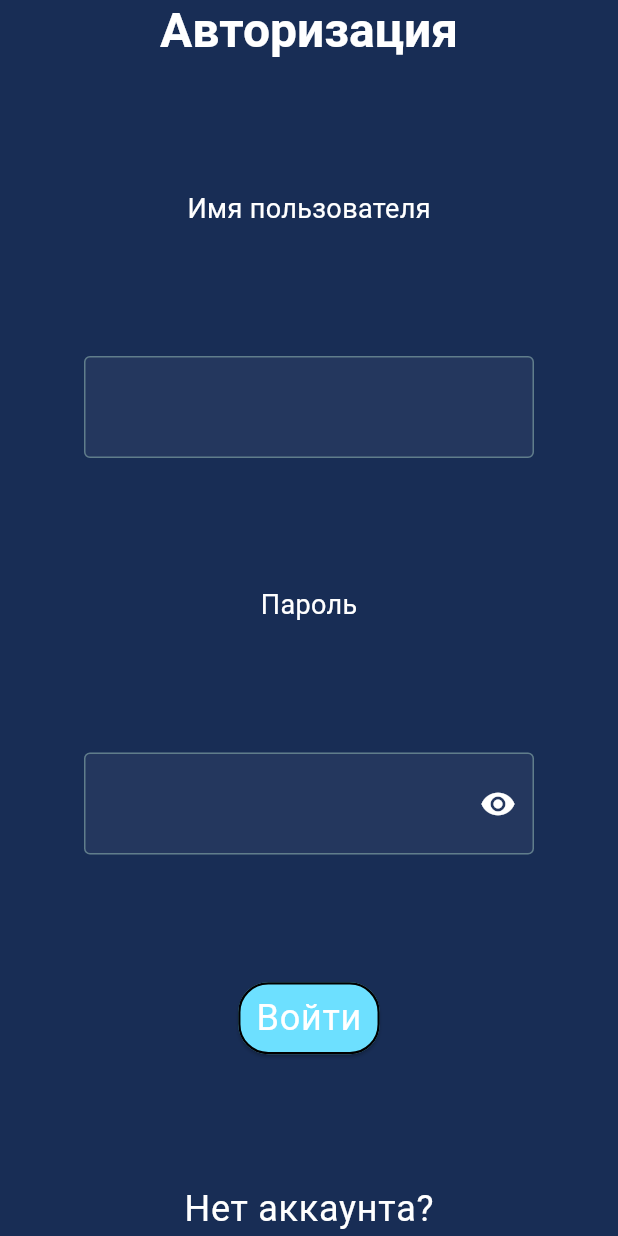
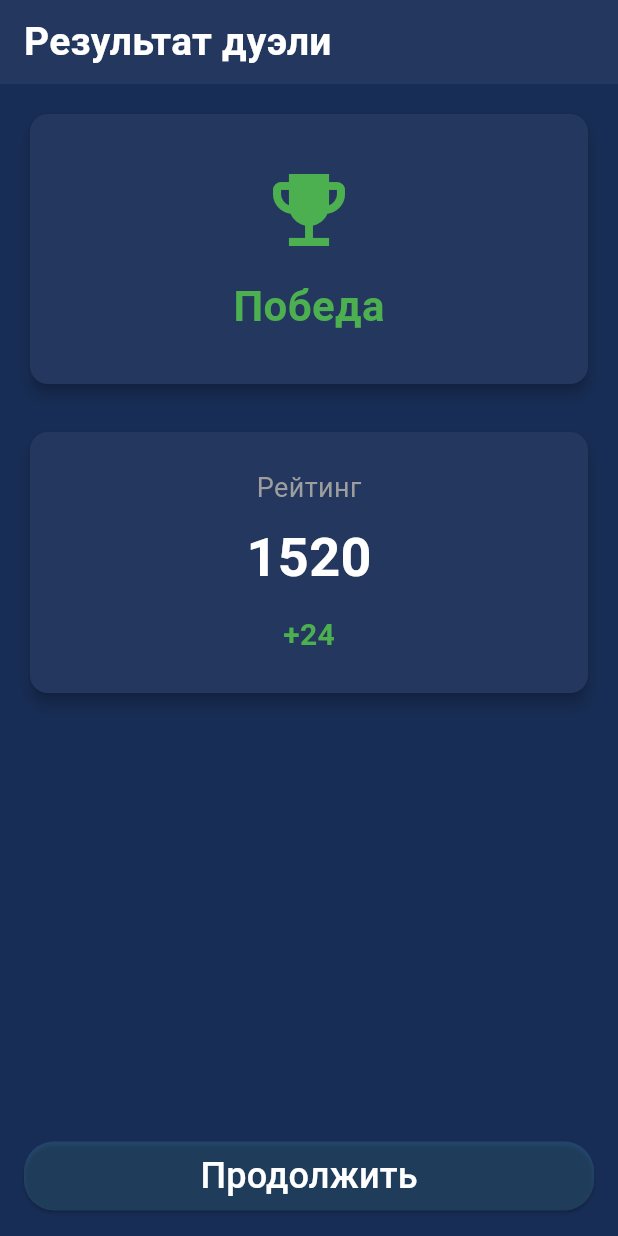
Before and after one commit to artbok/olympics_preparation_client, a Flutter app: the screen it shows after launch, on a phone screen of 412 x 824 dp. Run offline on Flutter 3.47's test engine with Material 3 defaults, Android fonts, the phone set to English and light mode, and no system bars; our stand-ins replace file_picker, hive, hive_flutter, socket_io_client; missing offline and left inert: timer_widget; accounts and stored records are empty.

Commit message:
ai page + res dueal page

```diff
--- a/lib/root.dart
+++ b/lib/root.dart
@@ -3,6 +3,8 @@ import 'package:olympics_preparation_client/user/authorization/login_page.dart';
 import 'package:olympics_preparation_client/localstorage.dart';
 import 'package:olympics_preparation_client/requests/auth_user.dart';
 import 'package:olympics_preparation_client/user/user_tasks_page.dart';
+import 'package:olympics_preparation_client/user/ai_page.dart';
+import 'package:olympics_preparation_client/user/result_duel_page.dart';
 
 class Root extends StatelessWidget {
   const Root({super.key});
@@ -132,7 +134,9 @@ class Root extends StatelessWidget {
                 }
               },
             )
-          : LoginPage(),
+          : DuelResultPage(outcome: MatchOutcome.win,
+      rating: 1520,
+      ratingDelta: 24,),
     );
   }
 }
--- /dev/null
+++ b/lib/user/result_duel_page.dart
@@ -0,0 +1,176 @@
+import 'package:flutter/material.dart';
+
+
+enum MatchOutcome { win, lose, draw }
+
+class DuelResultPage extends StatefulWidget {
+  final MatchOutcome outcome;
+  final int rating;
+  final int ratingDelta;
+
+  const DuelResultPage({
+    super.key,
+    required this.outcome,
+    required this.rating,
+    required this.ratingDelta,
+  });
+
+  @override
+  State<DuelResultPage> createState() => _DuelResultPageState();
+}
+
+class _DuelResultPageState extends State<DuelResultPage>
+    with SingleTickerProviderStateMixin {
+  late AnimationController _controller;
+  late Animation<int> _ratingAnimation;
+
+  @override
+  void initState() {
+    super.initState();
+
+    _controller = AnimationController(
+      vsync: this,
+      duration: const Duration(milliseconds: 1000),
+    );
+
+    _ratingAnimation = IntTween(
+      begin: widget.rating - widget.ratingDelta,
+      end: widget.rating,
+    ).animate(
+      CurvedAnimation(parent: _controller, curve: Curves.easeOut),
+    );
+
+    _controller.forward();
+  }
+
+  @override
+  void dispose() {
+    _controller.dispose();
+    super.dispose();
+  }
+
+  Color getOutcomeColor() {
+    switch (widget.outcome) {
+      case MatchOutcome.win:
+        return Colors.green;
+      case MatchOutcome.lose:
+        return Colors.red;
+      case MatchOutcome.draw:
+        return Colors.orange;
+    }
+  }
+
+  IconData getOutcomeIcon() {
+    switch (widget.outcome) {
+      case MatchOutcome.win:
+        return Icons.emoji_events;
+      case MatchOutcome.lose:
+        return Icons.close;
+      case MatchOutcome.draw:
+        return Icons.handshake;
+    }
+  }
+
+  String getOutcomeText() {
+    switch (widget.outcome) {
+      case MatchOutcome.win:
+        return 'Победа';
+      case MatchOutcome.lose:
+        return 'Поражение';
+      case MatchOutcome.draw:
+        return 'Ничья';
+    }
+  }
+
+  @override
+  Widget build(BuildContext context) {
+    final textThemes = Theme.of(context).textTheme;
+    final deltaText =
+        widget.ratingDelta >= 0 ? '+${widget.ratingDelta}' : '${widget.ratingDelta}';
+    final deltaColor = widget.ratingDelta >= 0 ? Colors.green : Colors.red;
+
+    return Scaffold(
+      appBar: AppBar(
+        title: const Text('Результат дуэли'),
+        titleTextStyle: textThemes.titleMedium,
+        automaticallyImplyLeading: false,
+      ),
+      body: Padding(
+        padding: const EdgeInsets.all(16),
+        child: Column(
+          crossAxisAlignment: CrossAxisAlignment.stretch,
+          children: [
+            Card(
+              elevation: 4,
+              child: Padding(
+                padding: const EdgeInsets.symmetric(vertical: 32),
+                child: Column(
+                  children: [
+                    Icon(getOutcomeIcon(), size: 64, color: getOutcomeColor()),
+                    const SizedBox(height: 12),
+                    Text(
+                      getOutcomeText(),
+                      style: TextStyle(
+                        fontSize: 28,
+                        fontWeight: FontWeight.bold,
+                        color: getOutcomeColor(),
+                      ),
+                    ),
+                  ],
+                ),
+              ),
+            ),
+            const SizedBox(height: 24),
+            Card(
+              elevation: 4,
+              child: Padding(
+                padding: const EdgeInsets.all(24),
+                child: Column(
+                  children: [
+                    const Text(
+                      'Рейтинг',
+                      style: TextStyle(fontSize: 18, color: Colors.grey),
+                    ),
+                    const SizedBox(height: 8),
+                    AnimatedBuilder(
+                      animation: _ratingAnimation,
+                      builder: (context, child) {
+                        return Text(
+                          _ratingAnimation.value.toString(),
+                          style: const TextStyle(
+                            fontSize: 36,
+                            fontWeight: FontWeight.bold,
+                          ),
+                        );
+                      },
+                    ),
+                    const SizedBox(height: 12),
+                    Text(
+                      deltaText,
+                      style: TextStyle(
+                        fontSize: 20,
+                        fontWeight: FontWeight.bold,
+                        color: deltaColor,
+                      ),
+                    ),
+                  ],
+                ),
+              ),
+            ),
+            const Spacer(),
+
+            ElevatedButton(
+              onPressed: () {
+                Navigator.pop(context);
+              },
+              style: ElevatedButton.styleFrom(
+                          backgroundColor: Theme.of(context).colorScheme.primary.withOpacity(0.15),
+                          foregroundColor: Colors.white),
+              child: const Text('Продолжить'),
+            ),
+          ],
+        ),
+      ),
+    );
+  }
+}
```
Also changed, not shown: lib/user/ai_page.dart (added, +165 -0 lines).
